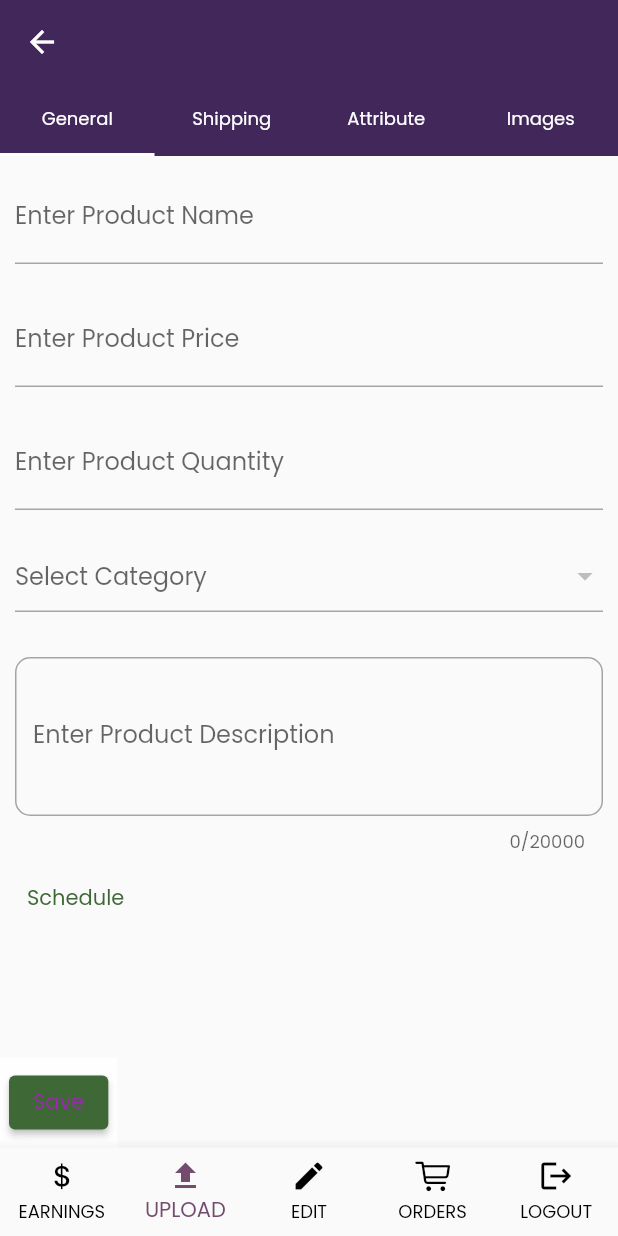
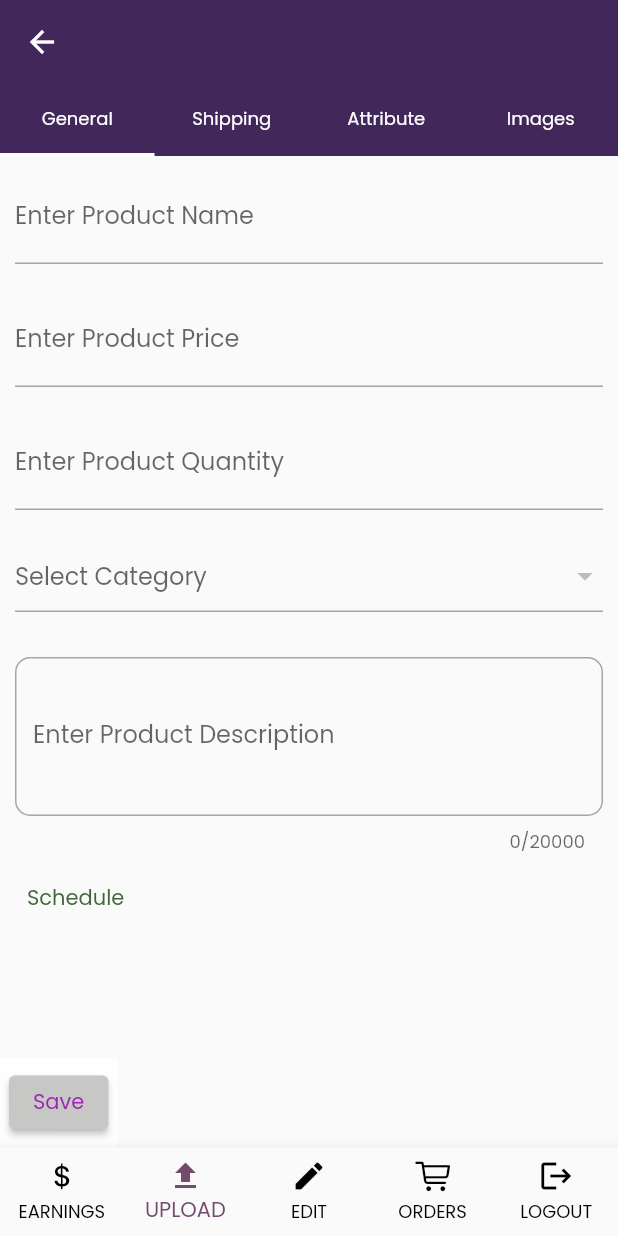
Before and after one commit to Alfard09/GreenCore1, a Flutter app: the MainVendorScreen screen opened directly, item 2 of the bottom bar chosen, on a phone screen of 412 x 824 dp. Run offline on Flutter 3.47's test engine with Material 2 defaults, Android fonts, the phone set to English and light mode, and no system bars; our stand-ins replace cached_network_image, cloud_firestore, file_picker, firebase_auth, firebase_core, firebase_storage and 8 more; missing offline and left inert: country_state_city_picker, firebase_ui_auth, flutter_admin_scaffold, jumping_dot; accounts and stored records are empty; network calls fail.

```diff
--- a/greencore_customers/lib/vendor/views/screens/main_vendor_screen.dart
+++ b/greencore_customers/lib/vendor/views/screens/main_vendor_screen.dart
@@ -23,10 +23,16 @@ class _MainVendorScreenState extends State<MainVendorScreen> {
     VendorOrderScreen(),
     VendorLogoutScreen(),
   ];
+  Future<bool> _onWillPop() async {
+    // Always return false to prevent the app from exiting
+    return false;
+  }
 
   @override
   Widget build(BuildContext context) {
-    return Scaffold(
+    return WillPopScope(
+      onWillPop: _onWillPop,
+      child: Scaffold(
         bottomNavigationBar: BottomNavigationBar(
           currentIndex: _pageIndex,
           onTap: (value) {
@@ -63,6 +69,7 @@ class _MainVendorScreenState extends State<MainVendorScreen> {
           ],
         ),
         body: _pages[_pageIndex],
+      ),
     );
   }
 }
--- a/greencore_customers/lib/vendor/views/screens/upload_screen.dart
+++ b/greencore_customers/lib/vendor/views/screens/upload_screen.dart
@@ -66,7 +66,8 @@ class UploadScreen extends StatelessWidget {
             child: Padding(
               padding: const EdgeInsets.all(6.0),
               child: ElevatedButton(
-                style: ElevatedButton.styleFrom(),
+                style: ElevatedButton.styleFrom(
+                    backgroundColor: Color.fromARGB(255, 199, 199, 198)),
                 onPressed: () async {
                   if (_formKey.currentState!.validate()) {
                     EasyLoading.show();
```
Also changed, not shown: greencore_customers/lib/views/buyers/auth/login_screen.dart (+6 -2 lines), greencore_customers/lib/views/buyers/main_screen.dart (+9 -1 lines), greencore_customers/lib/main.dart (line endings or trailing spaces). Lines whose indentation alone changed are shown as unchanged.
